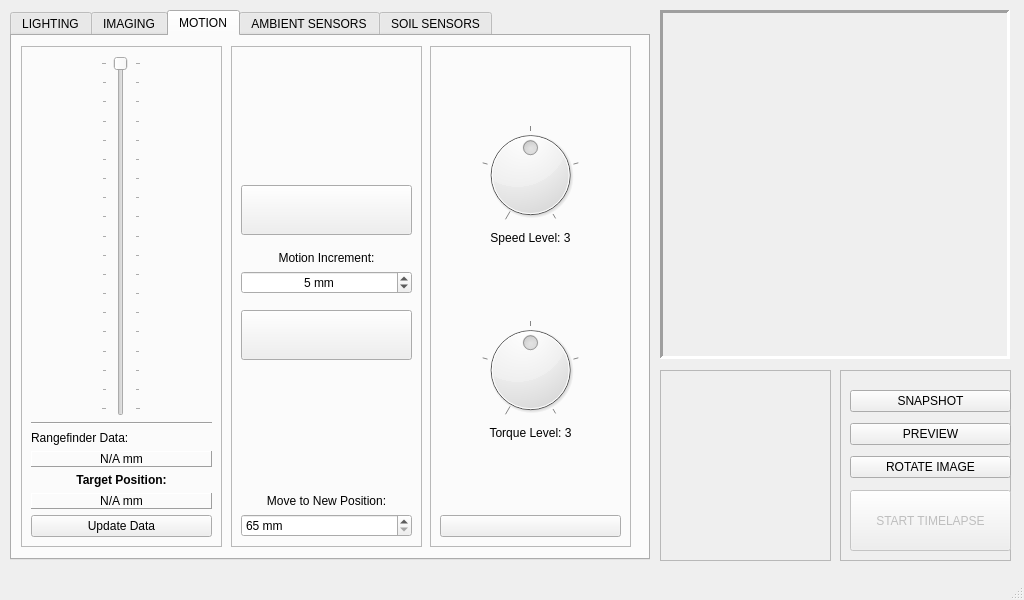
Before: the Qt Designer form _ui/FlashLapse_Pro.ui in CoCl-Jerry/Flashlapse_Pro_Dev, drawn with Qt 5.
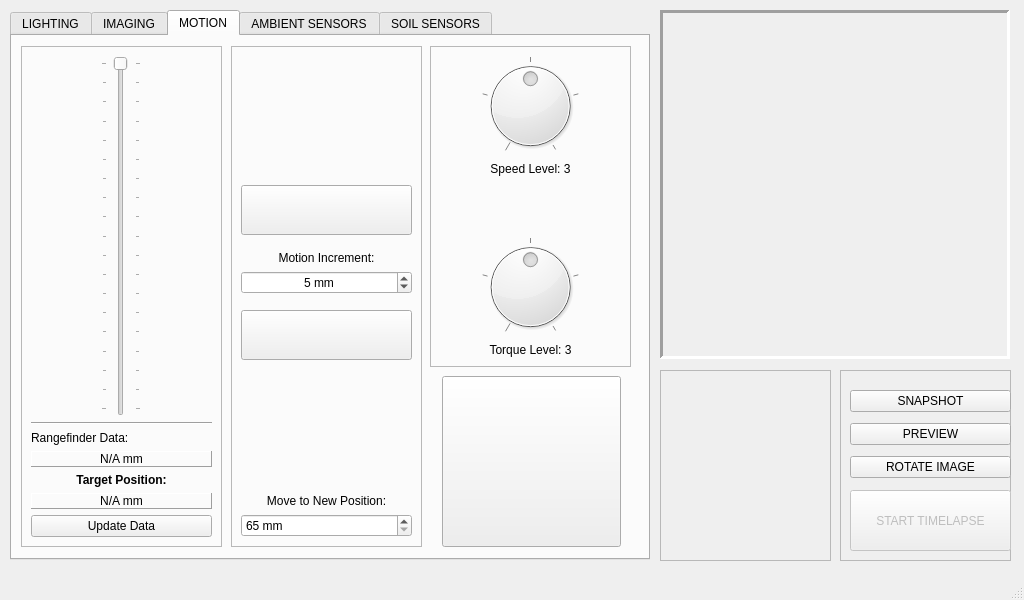
After: the same form once the commit is applied. Icons and pictures are not drawn.

Patch:
```diff
--- a/_ui/FlashLapse_Pro.ui
+++ b/_ui/FlashLapse_Pro.ui
@@ -700,7 +700,7 @@
         <x>418</x>
         <y>10</y>
         <width>201</width>
-        <height>501</height>
+        <height>321</height>
        </rect>
       </property>
       <property name="frameShape">
@@ -715,23 +715,10 @@
          <x>10</x>
          <y>10</y>
          <width>181</width>
-         <height>481</height>
+         <height>301</height>
         </rect>
        </property>
        <layout class="QVBoxLayout" name="verticalLayout_8">
-        <item>
-         <spacer name="verticalSpacer">
-          <property name="orientation">
-           <enum>Qt::Vertical</enum>
-          </property>
-          <property name="sizeHint" stdset="0">
-           <size>
-            <width>20</width>
-            <height>40</height>
-           </size>
-          </property>
-         </spacer>
-        </item>
         <item>
          <widget class="QDial" name="motion_speed_dial">
           <property name="minimum">
@@ -797,36 +784,6 @@
           </property>
          </widget>
         </item>
-        <item>
-         <spacer name="verticalSpacer_4">
-          <property name="orientation">
-           <enum>Qt::Vertical</enum>
-          </property>
-          <property name="sizeHint" stdset="0">
-           <size>
-            <width>20</width>
-            <height>40</height>
-           </size>
-          </property>
-         </spacer>
-        </item>
-        <item>
-         <widget class="QPushButton" name="motion_stop_pushButton">
-          <property name="text">
-           <string/>
-          </property>
-          <property name="icon">
-           <iconset>
-            <normaloff>../_image/Emergency_Stop.png</normaloff>../_image/Emergency_Stop.png</iconset>
-          </property>
-          <property name="iconSize">
-           <size>
-            <width>128</width>
-            <height>128</height>
-           </size>
-          </property>
-         </widget>
-        </item>
        </layout>
       </widget>
      </widget>
@@ -949,6 +906,29 @@
        </layout>
       </widget>
      </widget>
+     <widget class="QPushButton" name="motion_stop_pushButton">
+      <property name="geometry">
+       <rect>
+        <x>430</x>
+        <y>340</y>
+        <width>179</width>
+        <height>171</height>
+       </rect>
+      </property>
+      <property name="text">
+       <string/>
+      </property>
+      <property name="icon">
+       <iconset>
+        <normaloff>../_image/Emergency_Stop.png</normaloff>../_image/Emergency_Stop.png</iconset>
+      </property>
+      <property name="iconSize">
+       <size>
+        <width>128</width>
+        <height>128</height>
+       </size>
+      </property>
+     </widget>
     </widget>
     <widget class="QWidget" name="tab_4">
      <attribute name="title">
```
